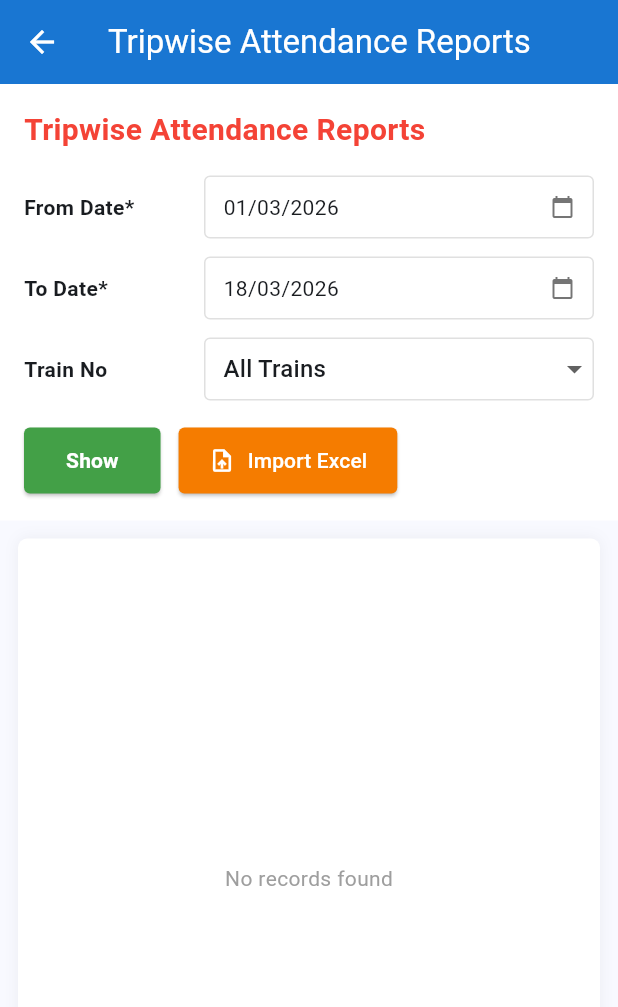
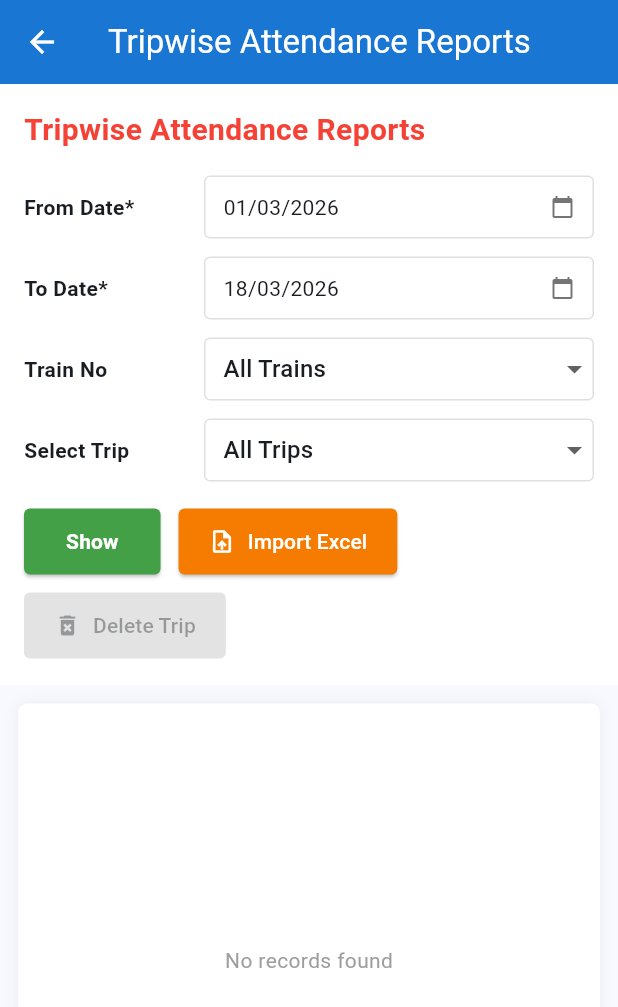
Before and after one commit to mayurrajj222/dream_destination, a Flutter app: the TripwiseAttendanceReportScreen screen opened by its route, after a tap on "Show", on a phone screen of 412 x 824 dp. Shown: the top 1007 px of the screen. Run offline on Flutter 3.47's test engine with Material 3 defaults, Android fonts, the phone set to English and light mode, and no system bars; our stand-ins replace file_picker, firebase_core, pdf, printing, supabase_flutter; missing offline and left inert: excel; accounts and stored records are empty.

Commit message:
Attendance report: add Trip dropdown + Delete Trip button

```diff
--- a/lib/models/attendance_model.dart
+++ b/lib/models/attendance_model.dart
@@ -18,6 +18,7 @@ class AttendanceRecord {
   final double? punch3Long;
   final String? punch3Location;
   final int total;
+  final String? tripId;
   final String? importBatchId;
   final DateTime createdAt;
 
@@ -41,6 +42,7 @@ class AttendanceRecord {
     this.punch3Long,
     this.punch3Location,
     this.total = 0,
+    this.tripId,
     this.importBatchId,
     required this.createdAt,
   });
@@ -65,6 +67,7 @@ class AttendanceRecord {
       'punch3_long': punch3Long,
       'punch3_location': punch3Location,
       'total': total,
+      'trip_id': tripId,
       'import_batch_id': importBatchId,
       'created_at': createdAt.toIso8601String(),
     };
@@ -91,6 +94,7 @@ class AttendanceRecord {
       punch3Long: (map['punch3_long'] as num?)?.toDouble(),
       punch3Location: map['punch3_location'],
       total: map['total'] ?? 0,
+      tripId: map['trip_id'],
       importBatchId: map['import_batch_id'],
       createdAt: map['created_at'] != null
           ? DateTime.parse(map['created_at'])
--- a/lib/screens/tripwise_attendance_report_screen.dart
+++ b/lib/screens/tripwise_attendance_report_screen.dart
@@ -23,6 +23,11 @@ class _TripwiseAttendanceReportScreenState
   List<Train> _trains = [];
   Train? _selectedTrain;
 
+  // Trip (batch) selection
+  List<Map<String, String>> _availableBatches = [];
+  Map<String, String>? _selectedBatch;
+  bool _isLoadingBatches = false;
+
   List<AttendanceRecord> _records = [];
   bool _isLoading = false;
   bool _isImporting = false;
@@ -37,6 +42,19 @@ class _TripwiseAttendanceReportScreenState
   Future<void> _loadTrains() async {
     final trains = await _trainService.getAllTrains();
     setState(() => _trains = trains);
+    await _loadBatches();
+  }
+
+  Future<void> _loadBatches() async {
+    setState(() => _isLoadingBatches = true);
+    final batches = await _importService.getAvailableBatches(
+      trainNo: _selectedTrain?.trainNoGoing,
+    );
+    setState(() {
+      _availableBatches = batches;
+      _selectedBatch = null;
+      _isLoadingBatches = false;
+    });
   }
 
   Future<void> _pickDate(bool isFrom) async {
@@ -45,12 +63,6 @@ class _TripwiseAttendanceReportScreenState
       initialDate: isFrom ? _fromDate : _toDate,
       firstDate: DateTime(2020),
       lastDate: DateTime(2030),
-      builder: (ctx, child) => Theme(
-        data: Theme.of(ctx).copyWith(
-          colorScheme: ColorScheme.light(primary: Colors.blue.shade700),
-        ),
-        child: child!,
-      ),
     );
     if (picked != null) {
       setState(() => isFrom ? _fromDate = picked : _toDate = picked);
@@ -63,6 +75,7 @@ class _TripwiseAttendanceReportScreenState
       fromDate: _fromDate,
       toDate: _toDate,
       trainNo: _selectedTrain?.trainNoGoing,
+      batchId: _selectedBatch?['batchId'],
     );
     setState(() {
       _records = records;
@@ -100,13 +113,56 @@ class _TripwiseAttendanceReportScreenState
           TextButton(
             onPressed: () {
               Navigator.pop(context);
-              if (result['success'] == true) _loadRecords();
+              if (result['success'] == true) {
+                _loadBatches();
+                _loadRecords();
+              }
             },
             child: const Text('OK'),
           ),
         ],
       ),
     );
+  }
+
+  Future<void> _deleteTrip() async {
+    if (_selectedBatch == null) return;
+    final batchId = _selectedBatch!['batchId']!;
+    final label = _tripLabel(_selectedBatch!);
+
+    final confirm = await showDialog<bool>(
+      context: context,
+      builder: (_) => AlertDialog(
+        title: const Text('Delete Trip'),
+        content: Text('Delete ALL attendance records for:\n$label\n\nThis cannot be undone.'),
+        actions: [
+          TextButton(onPressed: () => Navigator.pop(context, false), child: const Text('Cancel')),
+          TextButton(
+            onPressed: () => Navigator.pop(context, true),
+            child: const Text('Delete', style: TextStyle(color: Colors.red)),
+          ),
+        ],
+      ),
+    );
+
+    if (confirm != true) return;
+
+    await _importService.deleteByBatch(batchId);
+    await _loadBatches();
+    setState(() { _showReport = false; _records = []; });
+
+    if (mounted) {
+      ScaffoldMessenger.of(context).showSnackBar(
+        const SnackBar(content: Text('Trip deleted successfully'), backgroundColor: Colors.green),
+      );
+    }
+  }
+
+  String _tripLabel(Map<String, String> batch) {
+    final date = batch['sDate'] ?? '';
+    final train = batch['trainNo'] ?? '';
+    final bid = batch['batchId'] ?? '';
+    return '$date | Train $train | $bid';
   }
 
   String _fmt(DateTime? dt, {bool timeOnly = false}) {
@@ -139,6 +195,8 @@ class _TripwiseAttendanceReportScreenState
                 const SizedBox(height: 12),
                 _dateRow('To Date*', _toDate, () => _pickDate(false)),
                 const SizedBox(height: 12),
+
+                // Train dropdown
                 Row(children: [
                   const SizedBox(width: 120, child: Text('Train No', style: TextStyle(fontWeight: FontWeight.w600))),
                   Expanded(
@@ -164,13 +222,63 @@ class _TripwiseAttendanceReportScreenState
                                 overflow: TextOverflow.ellipsis, style: const TextStyle(fontSize: 14)),
                           )),
                         ],
-                        onChanged: (t) => setState(() => _selectedTrain = t),
+                        onChanged: (t) {
+                          setState(() => _selectedTrain = t);
+                          _loadBatches();
+                        },
+                      ),
+                    ),
+                  ),
+                ]),
+                const SizedBox(height: 12),
+
+                // Trip (batch) dropdown
+                Row(children: [
+                  const SizedBox(width: 120, child: Text('Select Trip', style: TextStyle(fontWeight: FontWeight.w600))),
+                  Expanded(
+                    child: Container(
+                      decoration: BoxDecoration(
+                        border: Border.all(color: Colors.grey.shade300),
+                        borderRadius: BorderRadius.circular(4),
+                      ),
+                      child: _isLoadingBatches
+                          ? const Padding(
+                              padding: EdgeInsets.symmetric(horizontal: 12, vertical: 10),
+                              child: Text('Loading trips...', style: TextStyle(color: Colors.grey)),
+                            )
+                          : DropdownButtonFormField<Map<String, String>>(
+                              value: _selectedBatch,
+                              decoration: const InputDecoration(
+                                border: InputBorder.none,
+                                contentPadding: EdgeInsets.symmetric(horizontal: 12, vertical: 8),
+                                isDense: true,
+                              ),
+                              hint: const Text('All Trips', style: TextStyle(fontSize: 14)),
+                              isExpanded: true,
+                              items: [
+                                const DropdownMenuItem<Map<String, String>>(
+                                  value: null,
+                                  child: Text('All Trips'),
+                                ),
+                                ..._availableBatches.map((b) => DropdownMenuItem<Map<String, String>>(
+                                  value: b,
+                                  child: Text(_tripLabel(b),
+                                      overflow: TextOverflow.ellipsis,
+                                      style: const TextStyle(fontSize: 13)),
+                                )),
+                              ],
+                              onChanged: (b) => setState(() => _selectedBatch = b),
                             ),
                     ),
                   ),
                 ]),
                 const SizedBox(height: 16),
-                Row(children: [
+
+                // Action buttons
+                Wrap(
+                  spacing: 12,
+                  runSpacing: 8,
+                  children: [
                     ElevatedButton(
                       onPressed: _isLoading ? null : _loadRecords,
                       style: ElevatedButton.styleFrom(
@@ -183,7 +291,6 @@ class _TripwiseAttendanceReportScreenState
                           ? const SizedBox(width: 18, height: 18, child: CircularProgressIndicator(color: Colors.white, strokeWidth: 2))
                           : const Text('Show', style: TextStyle(fontWeight: FontWeight.bold)),
                     ),
-                  const SizedBox(width: 12),
                     ElevatedButton.icon(
                       onPressed: _isImporting ? null : _importExcel,
                       icon: _isImporting
@@ -197,7 +304,19 @@ class _TripwiseAttendanceReportScreenState
                         shape: RoundedRectangleBorder(borderRadius: BorderRadius.circular(4)),
                       ),
                     ),
-                ]),
+                    ElevatedButton.icon(
+                      onPressed: _selectedBatch == null ? null : _deleteTrip,
+                      icon: const Icon(Icons.delete_forever, size: 18),
+                      label: const Text('Delete Trip'),
+                      style: ElevatedButton.styleFrom(
+                        backgroundColor: Colors.red.shade700,
+                        foregroundColor: Colors.white,
+                        padding: const EdgeInsets.symmetric(horizontal: 20, vertical: 12),
+                        shape: RoundedRectangleBorder(borderRadius: BorderRadius.circular(4)),
+                      ),
+                    ),
+                  ],
+                ),
               ],
             ),
           ),
--- a/lib/services/attendance_import_service.dart
+++ b/lib/services/attendance_import_service.dart
@@ -128,6 +128,7 @@ class AttendanceImportService {
             'punch3_long': _parseLong(punch3LatLong),
             'punch3_location': punch3LatLong.isNotEmpty ? punch3LatLong : null,
             'total': int.tryParse(totalStr) ?? 0,
+            'trip_id': null, // will be set from Excel if column exists
             'import_batch_id': batchId,
             'created_at': DateTime.now().toIso8601String(),
           });
@@ -165,6 +166,7 @@ class AttendanceImportService {
     required DateTime fromDate,
     required DateTime toDate,
     String? trainNo,
+    String? batchId,
   }) async {
     try {
       if (currentUserId == null) return [];
@@ -178,6 +180,9 @@ class AttendanceImportService {
       if (trainNo != null && trainNo.isNotEmpty) {
         query = query.eq('train_no', trainNo);
       }
+      if (batchId != null && batchId.isNotEmpty) {
+        query = query.eq('import_batch_id', batchId);
+      }
 
       final response = await query.order('s_date', ascending: true);
       return (response as List).map((r) => AttendanceRecord.fromMap(r)).toList();
@@ -185,6 +190,46 @@ class AttendanceImportService {
       print('AttendanceImport: Error fetching records: $e');
       return [];
     }
+  }
+
+  /// Returns distinct import batches as trip options: "batchId | date | trainNo"
+  Future<List<Map<String, String>>> getAvailableBatches({String? trainNo}) async {
+    try {
+      if (currentUserId == null) return [];
+      var query = _supabase
+          .from(tableName)
+          .select('import_batch_id, s_date, train_no')
+          .eq('user_id', currentUserId!);
+      if (trainNo != null && trainNo.isNotEmpty) {
+        query = query.eq('train_no', trainNo);
+      }
+      final response = await query.order('s_date', ascending: false);
+      final seen = <String>{};
+      final result = <Map<String, String>>[];
+      for (final r in (response as List)) {
+        final bid = r['import_batch_id']?.toString() ?? '';
+        if (bid.isEmpty || seen.contains(bid)) continue;
+        seen.add(bid);
+        result.add({
+          'batchId': bid,
+          'sDate': r['s_date']?.toString() ?? '',
+          'trainNo': r['train_no']?.toString() ?? '',
+        });
+      }
+      return result;
+    } catch (e) {
+      print('AttendanceImport: Error fetching batches: $e');
+      return [];
+    }
+  }
+
+  Future<void> deleteByBatch(String batchId) async {
+    if (currentUserId == null) return;
+    await _supabase
+        .from(tableName)
+        .delete()
+        .eq('user_id', currentUserId!)
+        .eq('import_batch_id', batchId);
   }
 
   // --- helpers ---
```
Also changed, not shown: 4 other files. Lines whose indentation alone changed are shown as unchanged.
